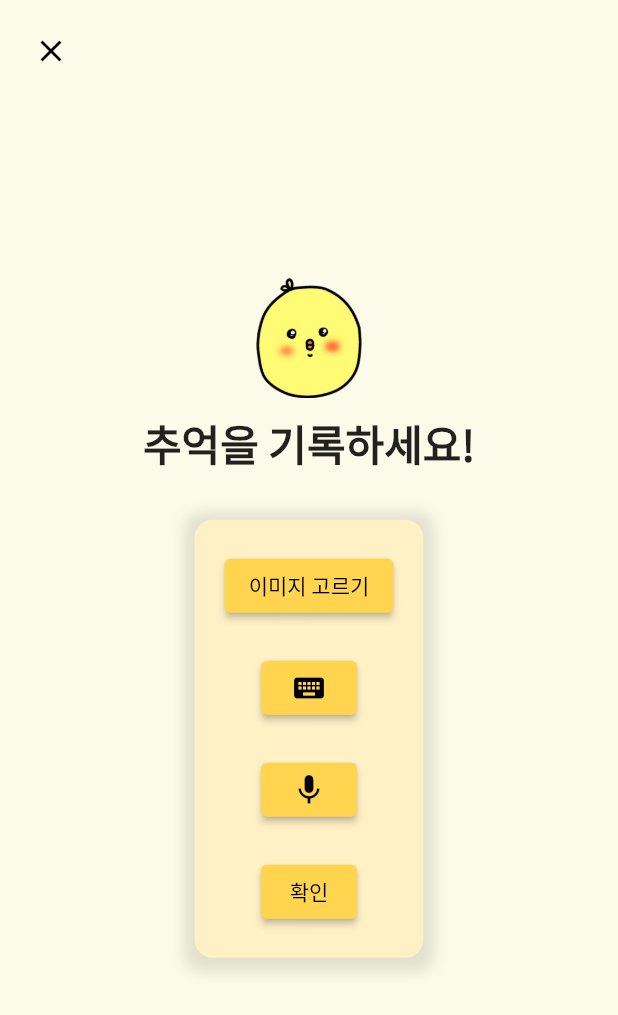
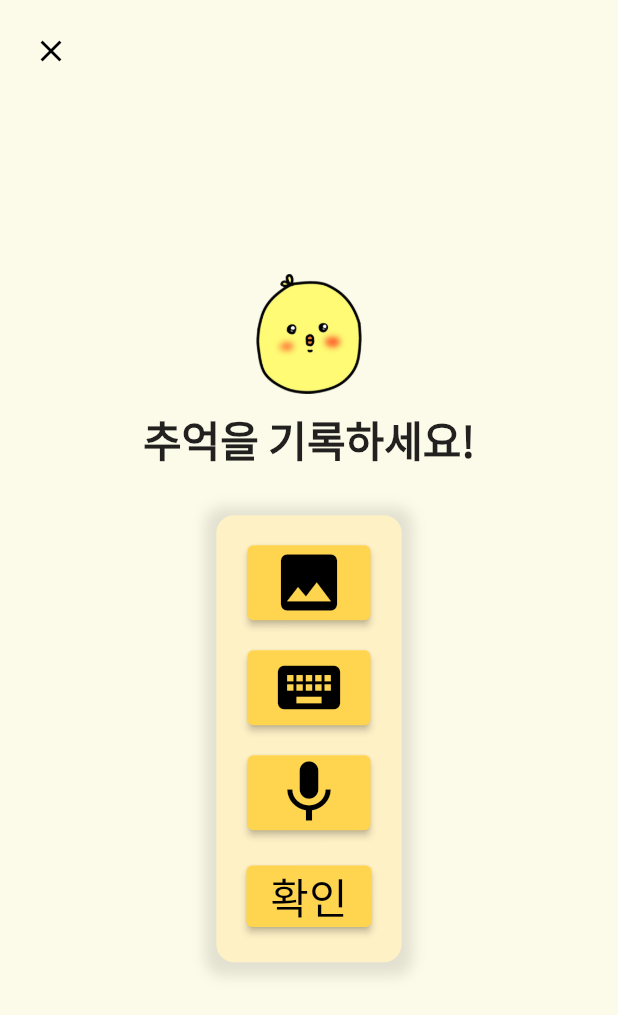
Before and after one commit to 6eom9eun/timeDam, a Flutter app: the WritePage screen opened directly, after a tap on "사진을 갖고 계신 추억인가요?", on a phone screen of 412 x 824 dp. Shown: the top 1015 px of the screen. Run offline on Flutter 3.47's test engine with Material 2 defaults, Android fonts, the light colour scheme and no system bars; our stand-ins replace cloud_firestore, dio, firebase_auth, firebase_core, firebase_storage, flutter_spinkit and 7 more; missing offline and left inert: background_fetch; accounts and stored records are empty.

Commit message:
posting 분기

```diff
--- a/lib/screens/writePage.dart
+++ b/lib/screens/writePage.dart
@@ -284,7 +284,7 @@ class _WritePageState extends State<WritePage> {
                                 backgroundColor: AppColors.primaryColor(),
                                 foregroundColor: Colors.black,
                               ),
-                              child: Text('이미지 고르기'),
+                              child: Icon(Icons.image, size: 50,),
                             ),
                             SizedBox(height: 20),
                           ],
@@ -294,7 +294,7 @@ class _WritePageState extends State<WritePage> {
                               backgroundColor: AppColors.primaryColor(),
                               foregroundColor: Colors.black,
                             ),
-                            child: Icon(Icons.keyboard),
+                            child: Icon(Icons.keyboard, size: 50,),
                           ),
                           SizedBox(height: 20),
                           ElevatedButton(
@@ -303,7 +303,7 @@ class _WritePageState extends State<WritePage> {
                               backgroundColor: AppColors.primaryColor(),
                               foregroundColor: Colors.black,
                             ),
-                            child: Icon(Icons.mic),
+                            child: Icon(Icons.mic, size: 50,),
                           ),
                           SizedBox(height: 20),
                           // Confirmation button
@@ -315,7 +315,11 @@ class _WritePageState extends State<WritePage> {
                               backgroundColor: AppColors.primaryColor(),
                               foregroundColor: Colors.black,
                             ),
-                            child: Text('확인'),
+                            child: Text(
+                                '확인',
+                            style: TextStyle(
+                              fontSize: 28
+                            ),),
                           ),
                         ],
                       ],
```
